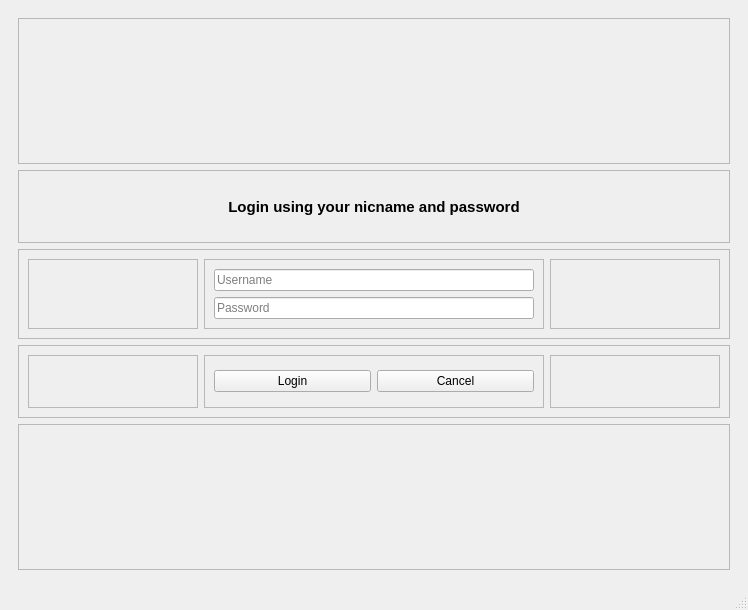
First picture: the form in QFireNotes/mainwindow.ui, repository HasiruNMP/CloudNote, before the edit.
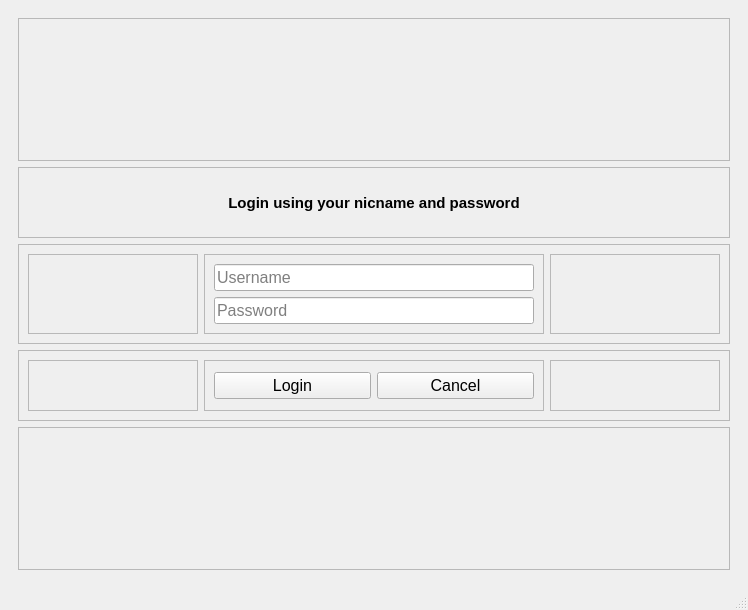
Second picture: the form after the edit. The open tabs and pages were chosen to show the change.

Diff of the .ui file:
```diff
--- a/QFireNotes/mainwindow.ui
+++ b/QFireNotes/mainwindow.ui
@@ -205,6 +205,11 @@
                <layout class="QVBoxLayout" name="verticalLayout_6">
                 <item>
                  <widget class="QLineEdit" name="lineLoginUN">
+                  <property name="font">
+                   <font>
+                    <pointsize>12</pointsize>
+                   </font>
+                  </property>
                   <property name="placeholderText">
                    <string>Username</string>
                   </property>
@@ -212,6 +217,11 @@
                 </item>
                 <item>
                  <widget class="QLineEdit" name="lineLoginPW">
+                  <property name="font">
+                   <font>
+                    <pointsize>12</pointsize>
+                   </font>
+                  </property>
                   <property name="placeholderText">
                    <string>Password</string>
                   </property>
@@ -263,6 +273,11 @@
                <layout class="QHBoxLayout" name="horizontalLayout_16">
                 <item>
                  <widget class="QPushButton" name="btnLogin">
+                  <property name="font">
+                   <font>
+                    <pointsize>12</pointsize>
+                   </font>
+                  </property>
                   <property name="text">
                    <string>Login</string>
                   </property>
@@ -270,6 +285,11 @@
                 </item>
                 <item>
                  <widget class="QPushButton" name="btnCancelLogin">
+                  <property name="font">
+                   <font>
+                    <pointsize>12</pointsize>
+                   </font>
+                  </property>
                   <property name="text">
                    <string>Cancel</string>
                   </property>
```
Left out of the diff: 38 changed lines with no effect on the pictures.
